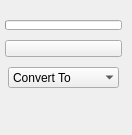
m3trik/Scripts_portable, file ui/1_base_menus/2_sub_menus/3_main_menus/convert.ui: the form before one commit.
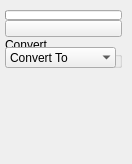
The form after the commit. Custom widgets are drawn as their Qt base class.

```diff
--- a/ui/1_base_menus/2_sub_menus/3_main_menus/convert.ui
+++ b/ui/1_base_menus/2_sub_menus/3_main_menus/convert.ui
@@ -10,7 +10,7 @@
     <x>0</x>
     <y>0</y>
     <width>132</width>
-    <height>135</height>
+    <height>164</height>
    </rect>
   </property>
   <property name="minimumSize">
@@ -44,7 +44,7 @@
       <x>5</x>
       <y>10</y>
       <width>117</width>
-      <height>91</height>
+      <height>134</height>
      </rect>
     </property>
     <layout class="QGridLayout" name="gridLayout_2">
@@ -87,7 +87,25 @@
           <number>12</number>
          </property>
          <item>
+          <widget class="QGroupBox" name="groupBox">
+           <property name="minimumSize">
+            <size>
+             <width>0</width>
+             <height>30</height>
+            </size>
+           </property>
+           <property name="title">
+            <string>Convert</string>
+           </property>
           <widget class="QComboBox_" name="cmb001">
+            <property name="geometry">
+             <rect>
+              <x>0</x>
+              <y>10</y>
+              <width>111</width>
+              <height>21</height>
+             </rect>
+            </property>
            <property name="minimumSize">
             <size>
              <width>111</width>
@@ -115,6 +133,20 @@
             </property>
            </item>
           </widget>
+          </widget>
+         </item>
+         <item>
+          <spacer name="verticalSpacer">
+           <property name="orientation">
+            <enum>Qt::Vertical</enum>
+           </property>
+           <property name="sizeHint" stdset="0">
+            <size>
+             <width>20</width>
+             <height>40</height>
+            </size>
+           </property>
+          </spacer>
          </item>
         </layout>
        </item>
```
Lines whose indentation alone changed are shown as unchanged.
